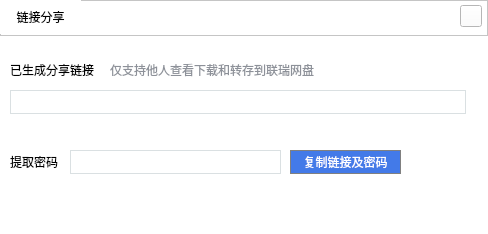
Above: src/NetDisk/Share/sharelink.ui from birdman1992/NetDisk before the change. Below: the same form after it.
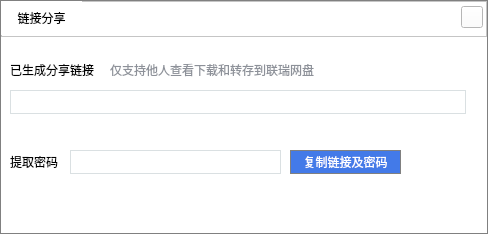
That is the form after the change. Icons and pictures are not drawn.

```diff
--- a/src/NetDisk/Share/sharelink.ui
+++ b/src/NetDisk/Share/sharelink.ui
@@ -14,7 +14,10 @@
    <string>Form</string>
   </property>
   <property name="styleSheet">
-   <string notr="true">QWidget{
+   <string notr="true">#ShareLink{
+border:1px solid grey;
+}
+QWidget{
 background-color: rgb(255, 255, 255);
 font: 12px &quot;微软雅黑&quot;;
 }
@@ -37,9 +40,9 @@
   <widget class="QFrame" name="frame">
    <property name="geometry">
     <rect>
-     <x>0</x>
-     <y>0</y>
-     <width>488</width>
+     <x>1</x>
+     <y>1</y>
+     <width>486</width>
      <height>36</height>
     </rect>
    </property>
```
